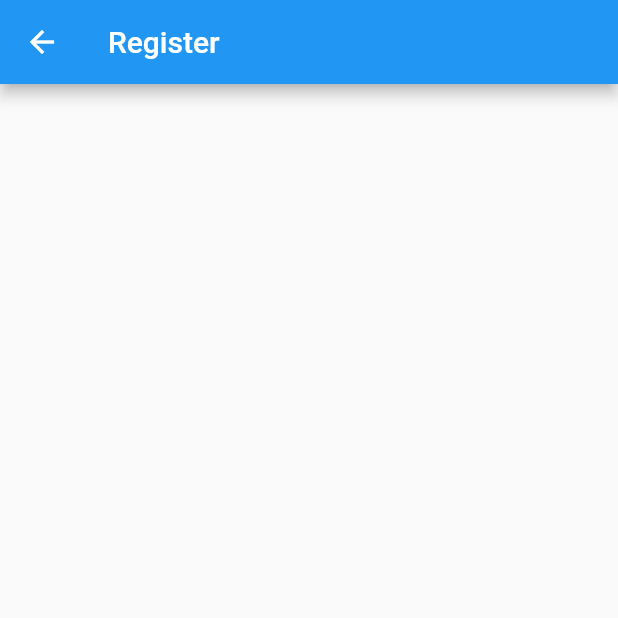
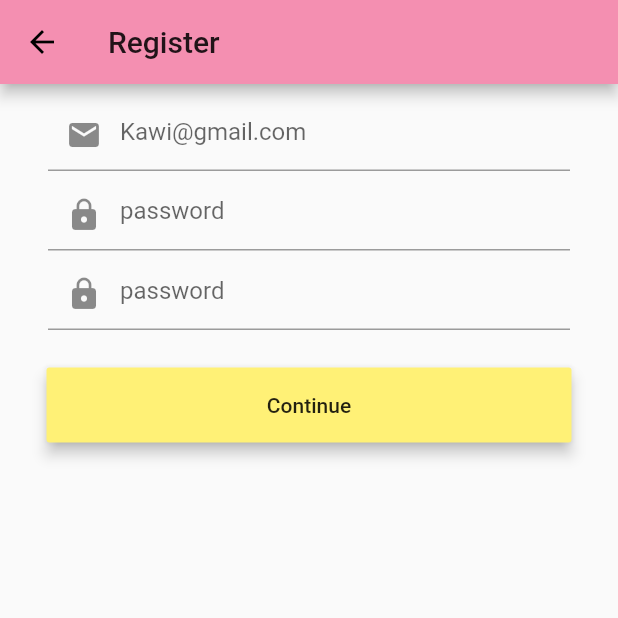
Before and after one commit to zelotype/Flutter-Assignment, a Flutter app: the screen it shows after launch, after a tap on "Login", after a tap on "Register New Account", on a phone screen of 412 x 824 dp, the top half of it. Run offline on Flutter 3.47's test engine with Material 2 defaults, Android fonts, the phone set to English and light mode, and no system bars.

Commit message:
add main page

```diff
--- a/flutter_assignment/lib/main.dart
+++ b/flutter_assignment/lib/main.dart
@@ -8,16 +8,21 @@ class LoginMain extends StatelessWidget{
   Widget build(BuildContext context) {
 
     return MaterialApp(
+      theme: ThemeData(
+        primaryColor: Colors.pink[200],
+        accentColor: Colors.yellow[300],
+      ),
       home: Scaffold(
+        backgroundColor: Colors.pink[200],
         body: Column(
           children: [
             Container(
               padding: const EdgeInsets.only(top: 50),
               child:
                 Image.asset(
-                  'images/login.jpg',
+                  'images/login.png',
                   width: 400,
-                  height: 240,
+                  height: 300,
             ),
             ),
             LoginForm(),
@@ -42,7 +47,7 @@ class LoginFormState extends State<LoginForm>{
   @override
   Widget build(BuildContext context) {
     Widget usernameField = Container(
-      padding: const EdgeInsets.only(left: 32, right: 32, bottom: 5, top: 10),
+      padding: const EdgeInsets.only(left: 32, right: 32, bottom: 5),
       child: TextFormField(
         validator: (value){
           if(value.isEmpty){
@@ -59,7 +64,7 @@ class LoginFormState extends State<LoginForm>{
 
         },
         decoration: InputDecoration(
-          prefixIcon: Icon(Icons.account_circle),
+          prefixIcon: Icon(Icons.person),
           labelText: 'User id',
           hintText: 'kawii@gmail.com',
         ),
@@ -86,6 +91,9 @@ class LoginFormState extends State<LoginForm>{
       ),
     );
     Widget loginButton = Container(
+        child:SizedBox(
+            width: 350,
+            height: 50,
             child: RaisedButton(
               child: const Text('Login'),
               color: Theme.of(context).accentColor,
@@ -94,12 +102,13 @@ class LoginFormState extends State<LoginForm>{
               onPressed: () {
                 if (_formKey.currentState.validate()){
                   print('Login Succeed');
-//              Navigator.push(context,
-//              MaterialPageRoute(builder: (context) => MainPage())
-//              );
+              Navigator.push(context,
+              MaterialPageRoute(builder: (context) => Main())
+              );
                 }
               },
-        )
+            ),
+        ),
     );
     Widget registerButton = Container(
         child: FlatButton(
@@ -140,7 +149,150 @@ class Register extends StatelessWidget{
       appBar: AppBar(
         title: Text('Register'),
       ),
-//      body: ,
+      body: Column(
+        children: <Widget>[
+          RegisterForm()
+        ],
+      ),
+    );
+  }
+}
+
+class RegisterForm extends StatefulWidget{
+  @override
+  RegisterFormState createState() {
+    // TODO: implement createState
+    return RegisterFormState();
+  }
+}
+
+class RegisterFormState extends State<RegisterForm>{
+  final _RegisKey = GlobalKey<FormState>();
+  @override
+  Widget build(BuildContext context) {
+    Widget emailFieldForm = Container(
+      padding: const EdgeInsets.only(left: 32, right: 32, bottom: 5, top: 10),
+      child: TextFormField(
+          keyboardType: TextInputType.emailAddress,
+          decoration: InputDecoration(
+              prefixIcon: Icon(Icons.email),
+              hintText: 'Kawi@gmail.com'
+          )
+      ),
+    );
+    Widget passwordRegisForm = Container(
+      padding: const EdgeInsets.only(left: 32, right: 32, bottom: 5),
+      child: TextFormField(
+        obscureText: true,
+        decoration: InputDecoration(
+            prefixIcon: Icon(Icons.lock),
+            hintText: 'password'
+        ),
+      ),
+    );
+    Widget registerButton = Container(
+      padding: const EdgeInsets.only(top: 20),
+      child: SizedBox(
+        width: 350,
+        height: 50,
+        child: RaisedButton(
+          child: const Text('Continue'),
+          color: Theme.of(context).accentColor,
+          elevation: 4.0,
+          splashColor: Colors.blueGrey,
+          onPressed: () {
+            if (_RegisKey.currentState.validate()){
+              print('Register Succeed');
+              Navigator.push(context,
+              MaterialPageRoute(builder: (context) => Main())
+              );
+            }
+          },
+        ),
+      ),
+    );
+    return Form(
+      key: _RegisKey,
+        child: Column(
+          children: <Widget>[
+            emailFieldForm,
+            passwordRegisForm,
+            passwordRegisForm,
+            registerButton,
+          ],
+        ),
+    );
+  }
+}
+
+class Main extends StatelessWidget{
+  @override
+  Widget build(BuildContext context) {
+    // TODO: implement build
+    return MaterialApp(
+      home: DefaultTabController(
+      length: 5,
+      child: MaterialApp(
+      home: Scaffold(
+        appBar:
+          AppBar(
+            title: Center(child: Text('Home')),
+            backgroundColor: Colors.pink[200],
+          ),
+        body: TabBarView(
+            children: [
+              Container(
+                  child:Center(
+                    child: Text('Home'),
+                  )
+              ),
+              Container(
+                  child:Center(
+                    child: Text('Notify'),
+                  )
+              ),
+              Container(
+                  child:Center(
+                    child: Text('Map'),
+                  )
+              ),
+              Container(
+                  child:Center(
+                    child: Text('Profile'),
+                  )
+              ),
+              Container(
+                  child:Center(
+                    child: Text('Setup'),
+                  )
+              ),
+            ]),
+        bottomNavigationBar: TabBar(tabs: [
+          Tab(
+            icon: Icon(Icons.home),
+          ),
+          Tab(
+            icon: Icon(Icons.notifications),
+          ),
+          Tab(
+            icon: Icon(Icons.map),
+          ),
+          Tab(
+            icon: Icon(Icons.person),
+          ),
+          Tab(
+            icon: Icon(Icons.settings),
+          ),
+        ],
+          labelColor: Colors.yellow,
+          unselectedLabelColor: Colors.blue,
+          indicatorSize: TabBarIndicatorSize.label,
+          indicatorPadding: EdgeInsets.all(5.0),
+          indicatorColor: Colors.red),
+//        backgroundColor: Colors.pink[200],
+      ),
+    ),
+    ),
     );
   }
 
--- a/flutter_assignment/pubspec.yaml
+++ b/flutter_assignment/pubspec.yaml
@@ -36,4 +36,4 @@ flutter:
   # the material Icons class.
   uses-material-design: true
   assets:
-    - images/login.jpg
+    - images/login.png
```
Also changed, not shown: flutter_assignment/images/login.jpg (deleted), flutter_assignment/images/login.png (added). Lines whose indentation alone changed are shown as unchanged.
